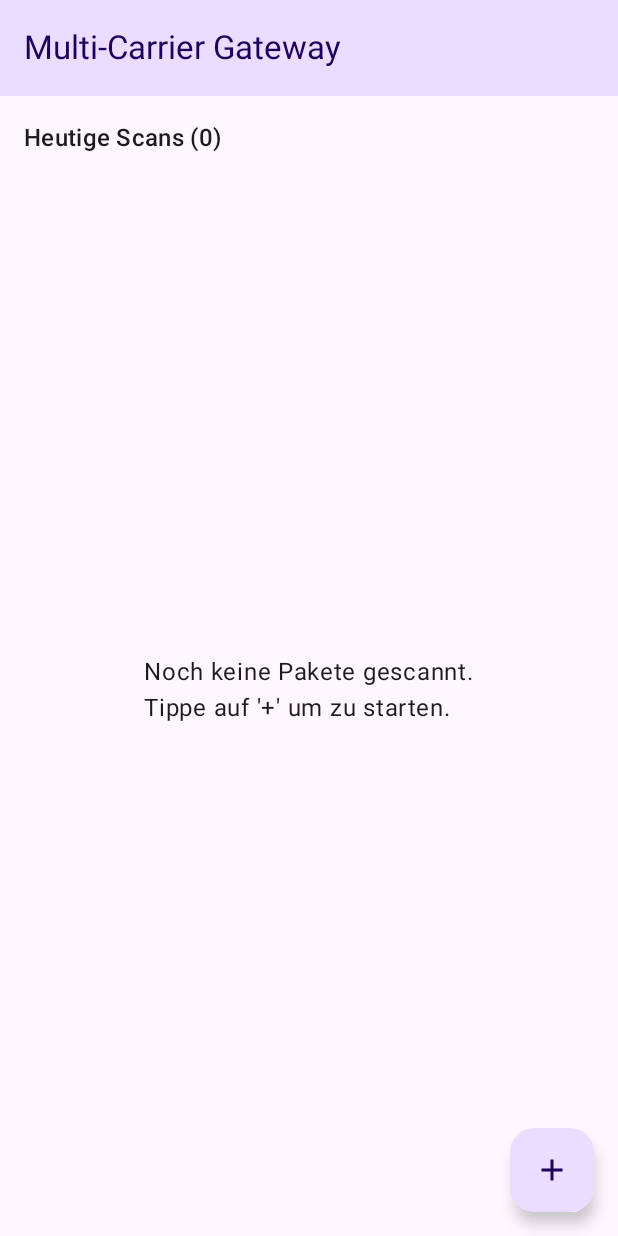
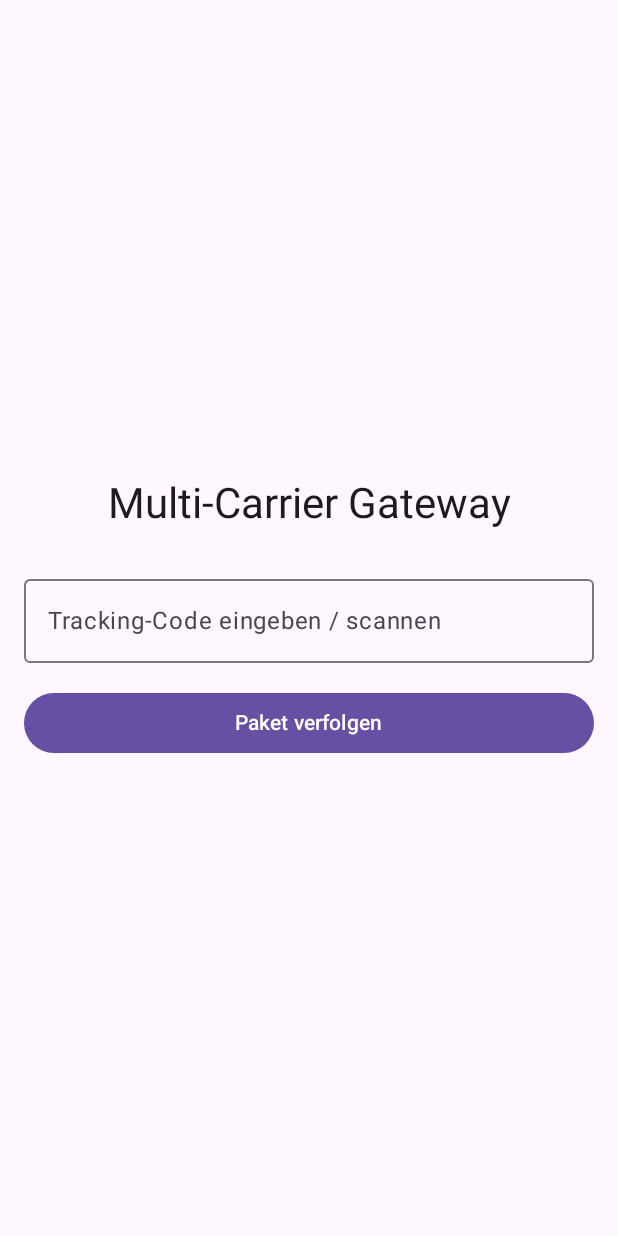
Before and after one commit to mouzzlii/Pakete, an Android app built with Jetpack Compose: the screen it shows after launch (MainActivity), on a phone screen of 412 x 824 dp. Run offline under Robolectric (Android 15) with nearby library versions, the phone set to English and light mode, and no system bars.

Commit message:
Refactor MainActivity and update package name

```diff
--- a/app/src/main/java/com/example/multicarrierscan/MainActivity.kt
+++ b/app/src/main/java/com/example/multicarrierscan/MainActivity.kt
@@ -1,182 +1,75 @@
-package com.example.multicarrierscan
+package com.example.pakete // Passe das Paket an dein Projekt an
 
 import android.content.Intent
 import android.net.Uri
 import android.os.Bundle
-import android.widget.Toast
 import androidx.activity.ComponentActivity
 import androidx.activity.compose.setContent
 import androidx.compose.foundation.layout.*
-import androidx.compose.foundation.lazy.LazyColumn
-import androidx.compose.foundation.lazy.items
-import androidx.compose.material.icons.Icons
-import androidx.compose.material.icons.filled.Add
 import androidx.compose.material3.*
 import androidx.compose.runtime.*
 import androidx.compose.ui.Alignment
 import androidx.compose.ui.Modifier
 import androidx.compose.ui.unit.dp
-import com.google.mlkit.vision.codescanner.GmsBarcodeScannerOptions
-import com.google.mlkit.vision.codescanner.GmsBarcodeScanning
-import java.text.SimpleDateFormat
-import java.util.*
-
-data class ScanItem(
-    val id: String = UUID.randomUUID().toString(),
-    val carrier: String,
-    val trackingCode: String,
-    val timestamp: String
-)
+// Hier werden später die ML Kit Scanner Komponenten eingebunden
 
 class MainActivity : ComponentActivity() {
     override fun onCreate(savedInstanceState: Bundle?) {
         super.onCreate(savedInstanceState)
         setContent {
-            MaterialTheme {
             Surface(
                 modifier = Modifier.fillMaxSize(),
                 color = MaterialTheme.colorScheme.background
             ) {
-                    MultiCarrierMainScreen()
+                CarrierGatewayScreen(
+                    onScanResult = { trackingCode ->
+                        handleTrackingCode(trackingCode)
                     }
-            }
+                )
             }
         }
     }
 
-@OptIn(ExperimentalMaterial3Api::class)
-@Composable
-fun MultiCarrierMainScreen() {
-    val context = androidx.compose.ui.platform.LocalContext.current
-    val scanHistory = remember { mutableStateListOf<ScanItem>() }
-
-    val options = GmsBarcodeScannerOptions.Builder()
-        .setBarcodeFormats(
-            com.google.mlkit.vision.barcode.common.Barcode.FORMAT_CODE_128,
-            com.google.mlkit.vision.barcode.common.Barcode.FORMAT_DATA_MATRIX,
-            com.google.mlkit.vision.barcode.common.Barcode.FORMAT_QR_CODE
-        )
-        .enableAutoZoom()
-        .build()
-
-    val scanner = GmsBarcodeScanning.getClient(context, options)
-
-    Scaffold(
-        topBar = {
-            TopAppBar(
-                title = { Text("Multi-Carrier Gateway") },
-                colors = TopAppBarDefaults.topAppBarColors(
-                    containerColor = MaterialTheme.colorScheme.primaryContainer,
-                    titleContentColor = MaterialTheme.colorScheme.onPrimaryContainer
-                )
-            )
-        },
-        floatingActionButton = {
-            FloatingActionButton(
-                onClick = {
-                    scanner.startScan()
-                        .addOnSuccessListener { barcode ->
-                            val rawValue = barcode.rawValue
-                            if (!rawValue.isNullOrBlank()) {
-                                val carrier = analyzeCarrier(rawValue)
-                                val currentTime = SimpleDateFormat("HH:mm:ss", Locale.getDefault()).format(Date())
-
-                                scanHistory.add(0, ScanItem(carrier = carrier, trackingCode = rawValue, timestamp = currentTime))
-                                openOfficialCarrierApp(context, carrier, rawValue)
+    private fun handleTrackingCode(code: String) {
+        val url = when {
+            code.startsWith("GLS") || code.length > 12 -> "https://www.gls-pakete.de/en/tracking?match=$code"
+            code.startsWith("DPD") -> "https://tracking.dpd.de/status/de_DE/parcels/$code"
+            else -> "https://www.hermesworld.com/at/en/parcel-tracking/?shipmentId=$code"
+        }
+        val intent = Intent(Intent.ACTION_VIEW, Uri.parse(url))
+        startActivity(intent)
     }
 }
-                        .addOnFailureListener { e ->
-                            Toast.makeText(context, "Fehler: ${e.message}", Toast.LENGTH_SHORT).show()
-                        }
-                }
-            ) {
-                Icon(Icons.Default.Add, contentDescription = "Paket scannen")
-            }
-        }
-    ) { innerPadding ->
+
+@Composable
+fun CarrierGatewayScreen(onScanResult: (String) -> Unit) {
+    var manualCode by remember { mutableStateOf("") }
+
     Column(
         modifier = Modifier
             .fillMaxSize()
-                .padding(innerPadding)
-                .padding(16.dp)
+            .padding(16.dp),
+        verticalArrangement = Arrangement.Center,
+        horizontalAlignment = Alignment.CenterHorizontally
     ) {
-            Text(
-                text = "Heutige Scans (${scanHistory.size})",
-                style = MaterialTheme.typography.titleMedium,
-                modifier = Modifier.padding(bottom = 8.dp)
+        Text("Multi-Carrier Gateway", style = MaterialTheme.typography.headlineMedium)
+        Spacer(modifier = Modifier.height(24.dp))
+
+        OutlinedTextField(
+            value = manualCode,
+            onValueChange = { manualCode = it },
+            label = { Text("Tracking-Code eingeben / scannen") },
+            modifier = Modifier.fillMaxWidth()
         )
 
-            if (scanHistory.isEmpty()) {
-                Box(
-                    modifier = Modifier.fillMaxSize(),
-                    contentAlignment = Alignment.Center
-                ) {
-                    Text("Noch keine Pakete gescannt.\nTippe auf '+' um zu starten.", style = MaterialTheme.typography.bodyLarge)
-                }
-            } else {
-                LazyColumn(
-                    verticalArrangement = Arrangement.spacedBy(8.dp),
-                    modifier = Modifier.fillMaxSize()
-                ) {
-                    items(scanHistory) { item ->
-                        Card(
-                            elevation = CardDefaults.cardElevation(defaultElevation = 2.dp),
+        Spacer(modifier = Modifier.height(16.dp))
+
+        Button(
+            onClick = { if (manualCode.isNotBlank()) onScanResult(manualCode) },
             modifier = Modifier.fillMaxWidth()
-                        ) {
-                            Column(modifier = Modifier.padding(16.dp)) {
-                                Row(
-                                    modifier = Modifier.fillMaxWidth(),
-                                    horizontalArrangement = Arrangement.SpaceBetween
-                                ) {
-                                    Text(
-                                        text = item.carrier,
-                                        style = MaterialTheme.typography.titleLarge,
-                                        color = MaterialTheme.colorScheme.primary
         )
-                                    Text(
-                                        text = item.timestamp,
-                                        style = MaterialTheme.typography.bodySmall
-                                    )
-                                }
-                                Spacer(modifier = Modifier.height(4.dp))
-                                Text(
-                                    text = "Code: ${item.trackingCode}",
-                                    style = MaterialTheme.typography.bodyMedium
-                                )
+        {
+            Text("Paket verfolgen")
         }
     }
 }
-                }
-            }
-        }
-    }
-}
-
-private fun analyzeCarrier(code: String): String {
-    return when {
-        code.length == 14 && code.all { it.isDigit() } -> "GLS"
-        code.startsWith("0150") || (code.length >= 12 && code.all { it.isDigit() }) -> "DPD"
-        else -> "Hermes"
-    }
-}
-
-private fun openOfficialCarrierApp(context: android.content.Context, carrier: String, trackingCode: String) {
-    val packageName = when (carrier) {
-        "GLS" -> "de.gls_germany.glsone"
-        "DPD" -> "com.dpd.consumer"
-        else -> "de.hermes.papaket"
-    }
-
-    val intent = context.packageManager.getLaunchIntentForPackage(packageName)
-    if (intent != null) {
-        context.startActivity(intent)
-        Toast.makeText(context, "$carrier App geöffnet", Toast.LENGTH_SHORT).show()
-    } else {
-        try {
-            val browserIntent = Intent(Intent.ACTION_VIEW, Uri.parse("https://www.google.com/search?q=$carrier+tracking+$trackingCode"))
-            context.startActivity(browserIntent)
-        } catch (e: Exception) {
-            Toast.makeText(context, "Konnte App/Browser nicht öffnen", Toast.LENGTH_SHORT).show()
-        }
-    }
-}
```
Lines whose indentation alone changed are shown as unchanged.
